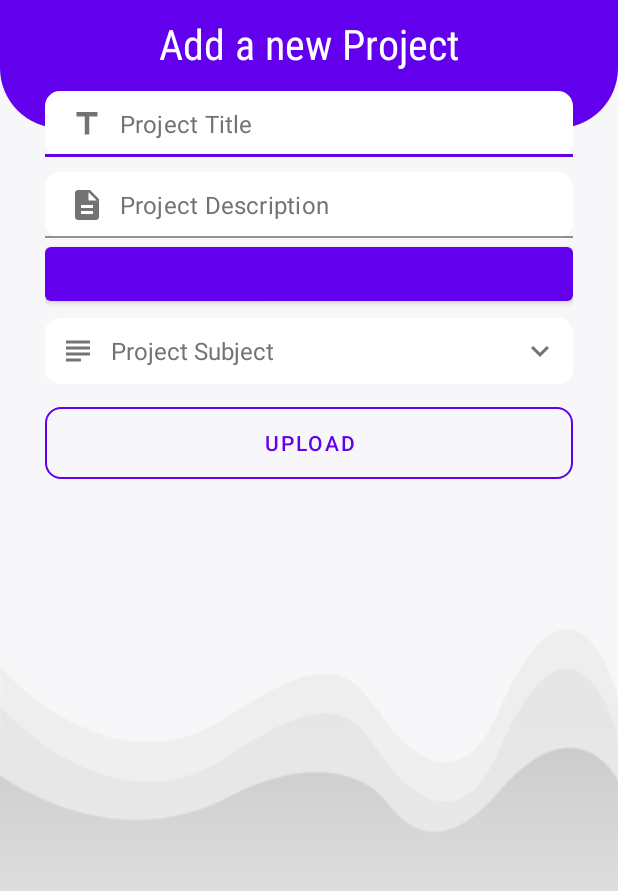
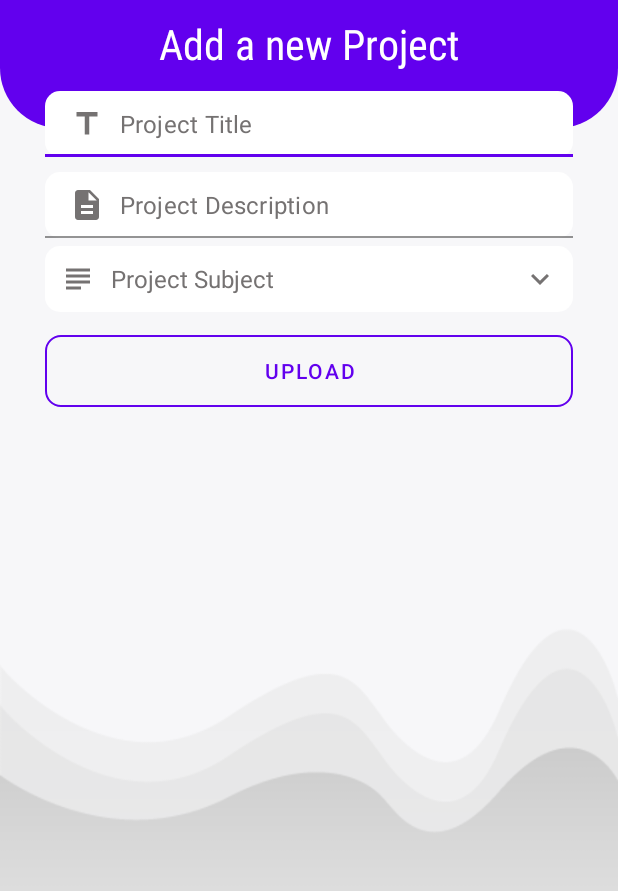
Before and after one commit to AvishkarsGit/ProjectProviderApp, an Android app: the PdfAddActivity screen opened directly, with no data from a screen before it, on a phone screen of 412 x 824 dp, the part 247-1138 px from its top. Run offline under Robolectric (Android 15) with nearby library versions, the phone set to English and light mode, and no system bars; our stand-ins replace Firebase (no records; nobody signed in at launch, a user with empty details on screens opened directly).

Commit message:
I delete the button

```diff
--- a/app/src/main/res/layout/activity_pdf_add.xml
+++ b/app/src/main/res/layout/activity_pdf_add.xml
@@ -110,10 +110,6 @@
             android:textSize="16sp"
             android:textColor="@color/black"
             android:textColorHint="#757272"/>
-        <Button
-            android:layout_width="match_parent"
-            android:layout_height="match_parent"
-            android:id="@+id/gsw"/>
 
     </com.google.android.material.textfield.TextInputLayout>
 
```
